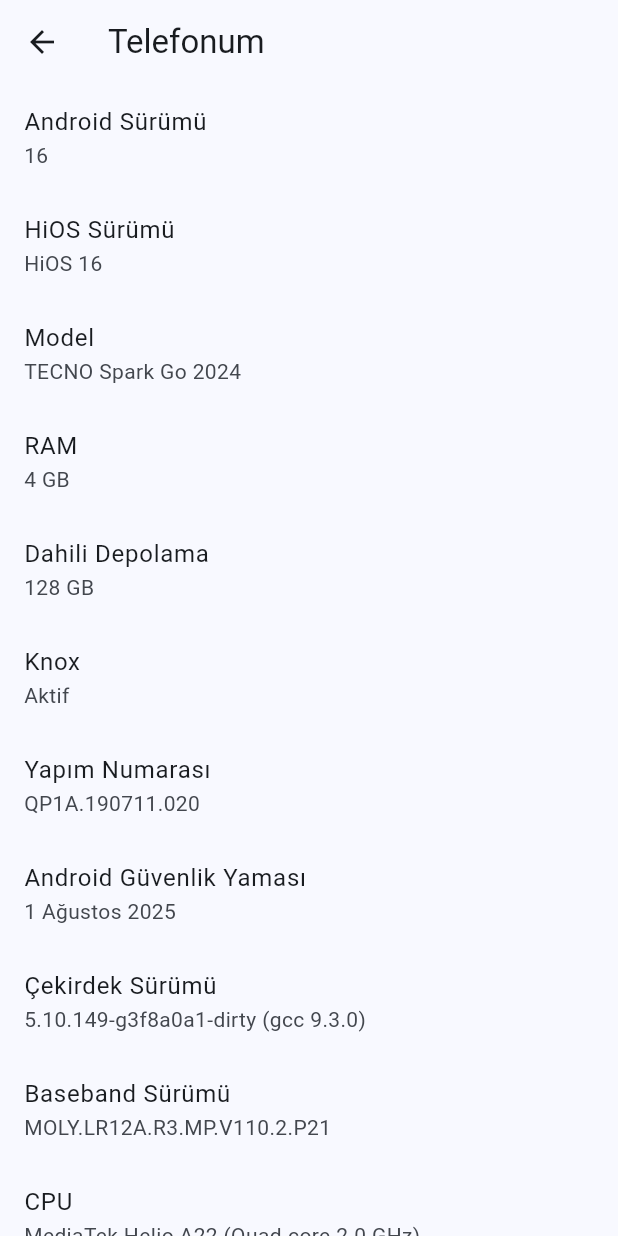
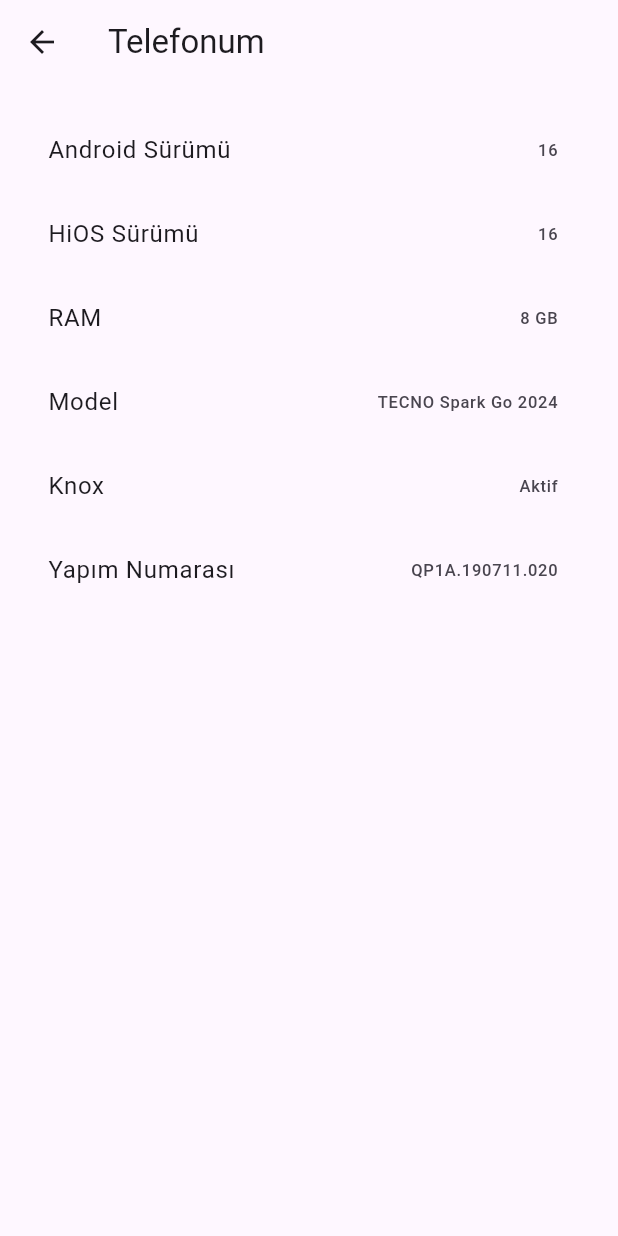
Before and after one commit to nsibvlizad-hub/Sin, a Flutter app: the screen it shows after launch, after a tap on "Telefonum", on a phone screen of 412 x 824 dp. Run offline on Flutter 3.47's test engine with Material 3 defaults, Android fonts, the phone set to English and light mode, and no system bars; our stand-ins replace shared_preferences.

Commit message:
Update main.dart

```diff
--- a/lib/main.dart
+++ b/lib/main.dart
@@ -1,142 +1,63 @@
-import 'package:flutter/material.dart';
-import 'package:android_intent_plus/android_intent.dart';
-import 'package:android_intent_plus/flag.dart';
+import 'package:flutter/material.dart'; import 'package:android_intent_plus/android_intent.dart';
 
-void main() {
-  runApp(const SettingsApp());
-}
+void main() { runApp(const MyApp()); }
 
-class SettingsApp extends StatelessWidget {
-  const SettingsApp({super.key});
+class MyApp extends StatelessWidget { const MyApp({super.key});
 
-  @override
-  Widget build(BuildContext context) {
-    return MaterialApp(
-      title: "Ayarlar",
-      theme: ThemeData(
-        useMaterial3: true,
-        colorSchemeSeed: Colors.blue,
-      ),
-      home: const SettingsHome(),
-    );
-  }
-}
+@override Widget build(BuildContext context) { return MaterialApp( debugShowCheckedModeBanner: false, home: const SettingsHome(), ); } }
 
-class SettingsHome extends StatefulWidget {
-  const SettingsHome({super.key});
+class SettingsHome extends StatelessWidget { const SettingsHome({super.key});
 
-  @override
-  State<SettingsHome> createState() => _SettingsHomeState();
-}
+@override Widget build(BuildContext context) { return Scaffold( appBar: AppBar( backgroundColor: Colors.white, elevation: 0, title: TextField( decoration: InputDecoration( hintText: "Ayarları ara...", prefixIcon: const Icon(Icons.search), filled: true, fillColor: Colors.grey.shade200, border: OutlineInputBorder( borderRadius: BorderRadius.circular(30), borderSide: BorderSide.none, ), ), ), ), body: ListView( padding: const EdgeInsets.all(12), children: [ buildGroup([ buildItem(context, "HiCloud", openIntent: 'android.settings.SYNC_SETTINGS'), buildItem(context, "Telefonum", openFake: true), ]),
 
-class _SettingsHomeState extends State<SettingsHome> {
-  final TextEditingController _searchController = TextEditingController();
+buildGroup([
+        buildItem(context, "SIM ve Ağ Ayarları", openIntent: 'android.settings.DATA_ROAMING_SETTINGS'),
+        buildItem(context, "Wi-Fi", openIntent: 'android.settings.WIFI_SETTINGS'),
+        buildItem(context, "Bluetooth", openIntent: 'android.settings.BLUETOOTH_SETTINGS'),
+        buildItem(context, "Erişim Noktası ve İnternet Paylaşımı", openIntent: 'android.settings.WIRELESS_SETTINGS'),
+        buildItem(context, "Daha Fazla Bağlantı", openIntent: 'android.settings.AIRPLANE_MODE_SETTINGS'),
+      ]),
 
-  final List<Map<String, dynamic>> settings = [
-    {"title": "HiCloud", "intent": AndroidIntent(action: 'android.settings.SETTINGS')},
-    {"title": "Telefonum", "fake": true},
-    {"title": "SIM ve Ağ Ayarları", "intent": AndroidIntent(action: 'android.settings.DATA_ROAMING_SETTINGS')},
-    {"title": "Wi-Fi", "intent": AndroidIntent(action: 'android.settings.WIFI_SETTINGS')},
-    {"title": "Bluetooth", "intent": AndroidIntent(action: 'android.settings.BLUETOOTH_SETTINGS')},
-    {"title": "Erişim Noktası ve İnternet Paylaşımı", "intent": AndroidIntent(action: 'android.settings.TETHER_SETTINGS')},
-    {"title": "Daha Fazla Bağlantı", "intent": AndroidIntent(action: 'android.settings.AIRPLANE_MODE_SETTINGS')},
-    {"title": "Kişiselleştirme", "intent": AndroidIntent(action: 'android.settings.HOME_SETTINGS')},
-    {"title": "Ekran ve Parlaklık", "intent": AndroidIntent(action: 'android.settings.DISPLAY_SETTINGS')},
-    {"title": "Ses ve Titreşim", "intent": AndroidIntent(action: 'android.settings.SOUND_SETTINGS')},
-    {"title": "Bildirim Paneli", "intent": AndroidIntent(action: 'android.settings.NOTIFICATION_SETTINGS')},
-    {"title": "Parola ve Güvenlik", "intent": AndroidIntent(action: 'android.settings.SECURITY_SETTINGS')},
-    {"title": "Gizlilik", "intent": AndroidIntent(action: 'android.settings.PRIVACY_SETTINGS')},
-    {"title": "Depolama", "intent": AndroidIntent(action: 'android.settings.INTERNAL_STORAGE_SETTINGS')},
-    {"title": "Uygulama Yönetimi", "intent": AndroidIntent(action: 'android.settings.MANAGE_APPLICATIONS_SETTINGS')},
-    {"title": "Konum", "intent": AndroidIntent(action: 'android.settings.LOCATION_SOURCE_SETTINGS')},
-    {"title": "Batarya Labaratuvarı", "intent": AndroidIntent(action: 'android.settings.BATTERY_SAVER_SETTINGS')},
-    {"title": "Dijital Denge ve Ebeveyn Denetimleri", "intent": AndroidIntent(action: 'android.settings.DIGITAL_WELLBEING_SETTINGS')},
-    {"title": "Ekstra Özellikler", "intent": AndroidIntent(action: 'android.settings.ACCESSIBILITY_SETTINGS')},
-    {"title": "Kullanıcılar ve Hesaplar", "intent": AndroidIntent(action: 'android.settings.SYNC_SETTINGS')},
-    {"title": "Güvenlik ve Acil Durum", "intent": AndroidIntent(action: 'android.settings.ALL_APPS_SETTINGS')},
-    {"title": "Google", "intent": AndroidIntent(action: 'android.settings.APPLICATION_DETAILS_SETTINGS', data: "package:com.google.android.gms")},
-    {"title": "Sistem", "intent": AndroidIntent(action: 'android.settings.SETTINGS')},
-  ];
+      buildGroup([
+        buildItem(context, "Kişiselleştirme", openIntent: 'android.settings.HOME_SETTINGS'),
+        buildItem(context, "Ekran ve Parlaklık", openIntent: 'android.settings.DISPLAY_SETTINGS'),
+        buildItem(context, "Ses ve Titreşim", openIntent: 'android.settings.SOUND_SETTINGS'),
+        buildItem(context, "Bildirim Paneli", openIntent: 'android.settings.NOTIFICATION_SETTINGS'),
+      ]),
 
-  @override
-  Widget build(BuildContext context) {
-    return Scaffold(
-      appBar: AppBar(title: const Text("Ayarlar")),
-      body: Column(
-        children: [
-          Padding(
-            padding: const EdgeInsets.all(12),
-            child: TextField(
-              controller: _searchController,
-              decoration: InputDecoration(
-                hintText: "Ayarları ara...",
-                prefixIcon: const Icon(Icons.search),
-                border: OutlineInputBorder(borderRadius: BorderRadius.circular(20)),
-              ),
-              onChanged: (value) => setState(() {}),
-            ),
-          ),
-          Expanded(
-            child: ListView.builder(
-              itemCount: settings.length,
-              itemBuilder: (context, index) {
-                final item = settings[index];
-                if (_searchController.text.isNotEmpty &&
-                    !item["title"].toString().toLowerCase().contains(_searchController.text.toLowerCase())) {
-                  return const SizedBox.shrink();
-                }
-                return Padding(
-                  padding: const EdgeInsets.symmetric(horizontal: 12, vertical: 4),
-                  child: Card(
-                    shape: RoundedRectangleBorder(borderRadius: BorderRadius.circular(20)),
-                    child: ListTile(
-                      title: Text(item["title"]),
-                      onTap: () {
-                        if (item.containsKey("fake") && item["fake"] == true) {
-                          Navigator.push(
-                            context,
-                            MaterialPageRoute(builder: (context) => const PhoneInfoPage()),
-                          );
-                        } else if (item["intent"] != null) {
-                          item["intent"].launch();
-                        }
-                      },
-                    ),
-                  ),
-                );
-              },
-            ),
-          ),
+      buildGroup([
+        buildItem(context, "Parola ve Güvenlik", openIntent: 'android.settings.SECURITY_SETTINGS'),
+        buildItem(context, "Gizlilik", openIntent: 'android.settings.PRIVACY_SETTINGS'),
+        buildItem(context, "Depolama", openIntent: 'android.settings.INTERNAL_STORAGE_SETTINGS'),
+        buildItem(context, "Uygulama Yönetimi", openIntent: 'android.settings.APPLICATION_SETTINGS'),
+        buildItem(context, "Konum", openIntent: 'android.settings.LOCATION_SOURCE_SETTINGS'),
+      ]),
+
+      buildGroup([
+        buildItem(context, "Batarya Labratüvarı", openIntent: 'android.settings.BATTERY_SAVER_SETTINGS'),
+        buildItem(context, "Dijital Denge ve Ebeveyn Denetimleri", openIntent: 'android.settings.DIGITAL_WELLBEING_SETTINGS'),
+        buildItem(context, "Ekstra Özellikler", openIntent: 'android.settings.MANAGE_DEFAULT_APPS_SETTINGS'),
+      ]),
+
+      buildGroup([
+        buildItem(context, "Kullanıcılar ve Hesaplar", openIntent: 'android.settings.SYNC_SETTINGS'),
+        buildItem(context, "Güvenlik ve Acil Durum", openIntent: 'android.settings.HARD_KEYBOARD_SETTINGS'),
+        buildItem(context, "Google", openIntent: 'android.settings.GOOGLE_SETTINGS'),
+      ]),
+
+      buildGroup([
+        buildItem(context, "Sistem", openIntent: 'android.settings.SETTINGS'),
+      ]),
     ],
   ),
 );
-  }
+
 }
 
-class PhoneInfoPage extends StatelessWidget {
-  const PhoneInfoPage({super.key});
+Widget buildGroup(List<Widget> children) { return Container( margin: const EdgeInsets.only(bottom: 16), decoration: BoxDecoration( color: Colors.white, borderRadius: BorderRadius.circular(20), boxShadow: [ BoxShadow(color: Colors.black12, blurRadius: 6, offset: Offset(0, 3)), ], ), child: Column( children: children, ), ); }
 
-  @override
-  Widget build(BuildContext context) {
-    return Scaffold(
-      appBar: AppBar(title: const Text("Telefonum")),
-      body: ListView(
-        children: const [
-          ListTile(title: Text("Android Sürümü"), subtitle: Text("16")),
-          ListTile(title: Text("HiOS Sürümü"), subtitle: Text("HiOS 16")),
-          ListTile(title: Text("Model"), subtitle: Text("TECNO Spark Go 2024")),
-          ListTile(title: Text("RAM"), subtitle: Text("4 GB")),
-          ListTile(title: Text("Dahili Depolama"), subtitle: Text("128 GB")),
-          ListTile(title: Text("Knox"), subtitle: Text("Aktif")),
-          ListTile(title: Text("Yapım Numarası"), subtitle: Text("QP1A.190711.020")),
-          ListTile(title: Text("Android Güvenlik Yaması"), subtitle: Text("1 Ağustos 2025")),
-          ListTile(title: Text("Çekirdek Sürümü"), subtitle: Text("5.10.149-g3f8a0a1-dirty (gcc 9.3.0)")),
-          ListTile(title: Text("Baseband Sürümü"), subtitle: Text("MOLY.LR12A.R3.MP.V110.2.P21")),
-          ListTile(title: Text("CPU"), subtitle: Text("MediaTek Helio A22 (Quad-core 2.0 GHz)")),
-          ListTile(title: Text("IMEI (Slot 1)"), subtitle: Text("356789123456789")),
-          ListTile(title: Text("IMEI (Slot 2)"), subtitle: Text("356789123456780")),
-        ],
-      ),
-    );
-  }
-}
+Widget buildItem(BuildContext context, String title, {String? openIntent, bool openFake = false}) { return InkWell( onTap: () { if (openFake) { Navigator.push(context, MaterialPageRoute(builder: (_) => const FakePhonePage())); } else if (openIntent != null) { final intent = AndroidIntent(action: openIntent); intent.launch(); } }, child: Container( padding: const EdgeInsets.symmetric(vertical: 18, horizontal: 16), decoration: const BoxDecoration( border: Border(bottom: BorderSide(color: Colors.black12)), ), child: Row( children: [ Icon(Icons.settings, color: Colors.blueGrey), const SizedBox(width: 16), Expanded(child: Text(title, style: const TextStyle(fontSize: 16))), const Icon(Icons.arrow_forward_ios, size: 16, color: Colors.grey), ], ), ), ); } }
+
+class FakePhonePage extends StatelessWidget { const FakePhonePage({super.key});
+
+@override Widget build(BuildContext context) { return Scaffold( appBar: AppBar(title: const Text("Telefonum")), body: ListView( padding: const EdgeInsets.all(16), children: const [ ListTile(title: Text("Android Sürümü"), trailing: Text("16")), ListTile(title: Text("HiOS Sürümü"), trailing: Text("16")), ListTile(title: Text("RAM"), trailing: Text("8 GB")), ListTile(title: Text("Model"), trailing: Text("TECNO Spark Go 2024")), ListTile(title: Text("Knox"), trailing: Text("Aktif")), ListTile(title: Text("Yapım Numarası"), trailing: Text("QP1A.190711.020")), ], ), ); } }
```
Lines whose indentation alone changed are shown as unchanged.
